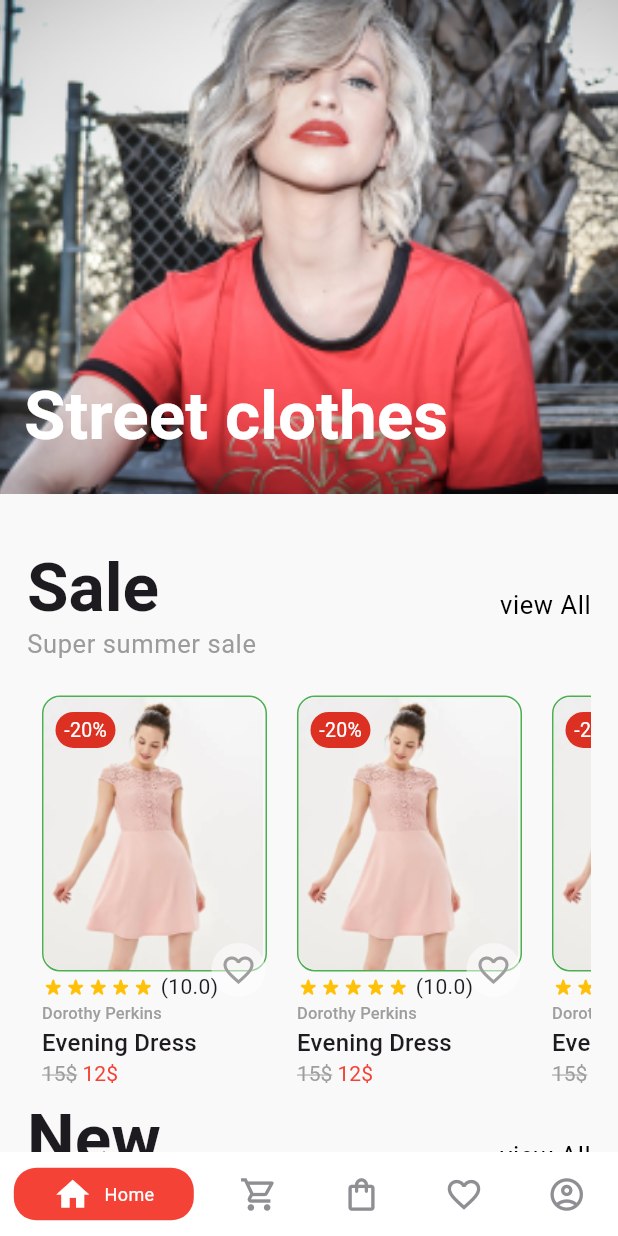
After one commit to OmarWheed/E-commerce-App., a Flutter app: the BottomNavBar screen opened by its route, on a phone screen of 412 x 824 dp. The commit adds this screen. Run offline on Flutter 3.47's test engine with Material 3 defaults, Android fonts, the phone set to English and light mode, and no system bars; drawn by our look-alikes of persistent_bottom_nav_bar_v2.

Commit message:
home tab is done

```diff
--- a/lib/main.dart
+++ b/lib/main.dart
@@ -32,6 +32,12 @@ class MyApp extends StatelessWidget {
               .copyWith(color: Colors.grey),
           focusedBorder: borderTextFormField(),
           enabledBorder: borderTextFormField(),
+          focusedErrorBorder: borderTextFormField().copyWith(
+            borderSide: const BorderSide(color: Colors.red),
+          ),
+          errorBorder: borderTextFormField().copyWith(
+            borderSide: const BorderSide(color: Colors.red),
+          ),
         ),
       ),
     );
--- a/lib/utils/routes.dart
+++ b/lib/utils/routes.dart
@@ -1,20 +1,31 @@
 import 'package:ecommerce_app/utils/routes_name.dart';
+import 'package:ecommerce_app/views/pages/button_nav_bar.dart';
 import 'package:ecommerce_app/views/pages/login_page.dart';
 import 'package:ecommerce_app/views/pages/register_page.dart';
-import 'package:flutter/cupertino.dart';
 import 'package:flutter/material.dart';
 
 Route onGenerateRoutes(RouteSettings settings) {
   switch (settings.name) {
     case RouteName.loginPage:
-      return CupertinoPageRoute(builder: (_) {
-        return const LoginPage();
-      });
+      return MaterialPageRoute(
+          builder: (_) {
+            return const LoginPage();
+          },
+          settings: settings);
 
     case RouteName.registerPage:
-      return CupertinoPageRoute(builder: (_) {
-        return const RegisterPage();
-      });
+      return MaterialPageRoute(
+          builder: (_) {
+            return const RegisterPage();
+          },
+          settings: settings);
+
+    case RouteName.bottomNavBar:
+      return MaterialPageRoute(
+          builder: (_) {
+            return const BottomNavBar();
+          },
+          settings: settings);
 
     default:
       return MaterialPageRoute(builder: (_) {
--- a/lib/utils/routes_name.dart
+++ b/lib/utils/routes_name.dart
@@ -2,4 +2,5 @@ class RouteName {
   static const String landingPage = '/landingPage';
   static const String loginPage = '/loginPage';
   static const String registerPage = '/registerPage';
+  static const String bottomNavBar = '/bottomNavBar';
 }
--- /dev/null
+++ b/lib/views/pages/button_nav_bar.dart
@@ -0,0 +1,159 @@
+import 'package:ecommerce_app/views/tabs/home_tab.dart';
+import 'package:flutter/material.dart';
+import 'package:persistent_bottom_nav_bar_v2/persistent_bottom_nav_bar_v2.dart';
+
+class BottomNavBar extends StatefulWidget {
+  const BottomNavBar({super.key});
+
+  @override
+  State<BottomNavBar> createState() => _BottomNavBarState();
+}
+
+class _BottomNavBarState extends State<BottomNavBar> {
+  final PersistentTabController _controller = PersistentTabController();
+  int currentIndex = 0;
+  @override
+  Widget build(BuildContext context) {
+    return Scaffold(
+      body: PersistentTabView(
+        controller: _controller,
+        tabs: [
+          PersistentTabConfig(
+            screen: const HomeScreen(),
+            item: ItemConfig(
+              icon: const Icon(Icons.home),
+              title: "Home",
+              activeForegroundColor: Colors.red,
+            ),
+          ),
+          PersistentTabConfig(
+            screen: const ShopScreen(),
+            item: ItemConfig(
+              icon: const Icon(Icons.shopping_cart_outlined),
+              title: "shop",
+              activeForegroundColor: Colors.red,
+            ),
+          ),
+          PersistentTabConfig(
+            screen: const BagScreen(),
+            item: ItemConfig(
+              icon: const Icon(
+                Icons.shopping_bag_outlined,
+              ),
+              title: "bag",
+              activeForegroundColor: Colors.red,
+            ),
+          ),
+          PersistentTabConfig(
+            screen: const FavoriteScreen(),
+            item: ItemConfig(
+              icon: const Icon(
+                Icons.favorite_border,
+              ),
+              title: "favorite",
+              activeForegroundColor: Colors.red,
+            ),
+          ),
+          PersistentTabConfig(
+            screen: const ProfileScreen(),
+            item: ItemConfig(
+              icon: const Icon(
+                Icons.account_circle_outlined,
+              ),
+              title: "profile",
+              activeForegroundColor: Colors.red,
+            ),
+          ),
+        ],
+        navBarBuilder: (navBarConfig) => Style8BottomNavBar(
+          navBarConfig: navBarConfig,
+        ),
+      ),
+    );
+  }
+}
+
+class StackOver extends StatelessWidget {
+  const StackOver({
+    super.key,
+  });
+
+  @override
+  Widget build(BuildContext context) {
+    return Stack(
+      children: [
+        SizedBox(
+          height: MediaQuery.of(context).size.height*0.4,
+          width:MediaQuery.of(context).size.width,
+          child: Image.asset(
+            "assets/images/home.png",
+            fit: BoxFit.cover,
+          ),
+        ),
+        Positioned(
+          bottom: 26,
+          left: 16,
+          child: Text(
+            "Street clothes",
+            style: Theme.of(context).textTheme.displayMedium!.copyWith(
+                  fontWeight: FontWeight.bold,
+                  color: Colors.white,
+                ),
+          ),
+        )
+      ],
+    );
+  }
+}
+
+class ShopScreen extends StatelessWidget {
+  const ShopScreen({super.key});
+
+  @override
+  Widget build(BuildContext context) {
+    return const Scaffold(
+      body: Center(
+        child: Text("ShopScreen"),
+      ),
+    );
+  }
+}
+
+class BagScreen extends StatelessWidget {
+  const BagScreen({super.key});
+
+  @override
+  Widget build(BuildContext context) {
+    return const Scaffold(
+      body: Center(
+        child: Text("BagScreen"),
+      ),
+    );
+  }
+}
+
+class FavoriteScreen extends StatelessWidget {
+  const FavoriteScreen({super.key});
+
+  @override
+  Widget build(BuildContext context) {
+    return const Scaffold(
+      body: Center(
+        child: Text("FavoriteScreen"),
+      ),
+    );
+  }
+}
+
+class ProfileScreen extends StatelessWidget {
+  const ProfileScreen({super.key});
+
+  @override
+  Widget build(BuildContext context) {
+    return const Scaffold(
+      body: Center(
+        child: Text("ProfileScreen"),
+      ),
+    );
+  }
+}
--- a/lib/views/pages/login_page.dart
+++ b/lib/views/pages/login_page.dart
@@ -14,6 +14,14 @@ class _LoginPageState extends State<LoginPage> {
   final GlobalKey<FormState> _formKey = GlobalKey<FormState>();
   final _emailController = TextEditingController();
   final _passwordController = TextEditingController();
+  final _emailFocusNode = FocusNode();
+
+  @override
+  void dispose() {
+    _emailController.dispose();
+    _passwordController.dispose();
+    super.dispose();
+  }
 
   @override
   Widget build(BuildContext context) {
@@ -21,7 +29,7 @@ class _LoginPageState extends State<LoginPage> {
     return Scaffold(
       body: SafeArea(
         child: Padding(
-          padding: const EdgeInsets.symmetric(horizontal: 32, vertical: 60),
+          padding: const EdgeInsets.only(right: 32, left: 32, top: 60),
           child: Form(
             key: _formKey,
             child: SingleChildScrollView(
@@ -37,6 +45,9 @@ class _LoginPageState extends State<LoginPage> {
                   ),
                   const SizedBox(height: 100),
                   TextFormField(
+                    focusNode: _emailFocusNode,
+                    onEditingComplete: () => FocusScope.of(context).nextFocus(),
+                    textInputAction: TextInputAction.next,
                     keyboardType: TextInputType.emailAddress,
                     controller: _emailController,
                     validator: (va) =>
@@ -79,7 +90,14 @@ class _LoginPageState extends State<LoginPage> {
                   const SizedBox(
                     height: 32,
                   ),
-                  MainButton(text: "LOGIN", onPressed: () {}),
+                  MainButton(
+                      text: "LOGIN",
+                      onPressed: () {
+                        if (_formKey.currentState!.validate()) {
+                          Navigator.of(context)
+                              .pushNamed(RouteName.bottomNavBar);
+                        }
+                      }),
                   SizedBox(
                     height: size.height * 0.02,
                   ),
--- a/lib/views/pages/register_page.dart
+++ b/lib/views/pages/register_page.dart
@@ -15,12 +15,22 @@ class _RegisterPageState extends State<RegisterPage> {
   final _emailController = TextEditingController();
   final _passwordController = TextEditingController();
   final _nameController = TextEditingController();
+  final _emailFocusNode = FocusNode();
+  final _nameFocusNode = FocusNode();
+  @override
+  void dispose() {
+    _emailController.dispose();
+    _passwordController.dispose();
+    _nameController.dispose();
+    super.dispose();
+  }
+
   @override
   Widget build(BuildContext context) {
     return Scaffold(
       body: SafeArea(
         child: Padding(
-          padding: const EdgeInsets.symmetric(horizontal: 32, vertical: 60),
+          padding: const EdgeInsets.only(right: 32, left: 32, top: 60),
           child: Form(
             key: _formKey,
             child: SingleChildScrollView(
@@ -36,6 +46,8 @@ class _RegisterPageState extends State<RegisterPage> {
                   ),
                   const SizedBox(height: 100),
                   TextFormField(
+                    focusNode: _nameFocusNode,
+                    onEditingComplete: () => FocusScope.of(context).nextFocus(),
                     keyboardType: TextInputType.name,
                     controller: _nameController,
                     validator: (va) =>
@@ -52,6 +64,8 @@ class _RegisterPageState extends State<RegisterPage> {
                     height: 24,
                   ),
                   TextFormField(
+                    focusNode: _emailFocusNode,
+                    onEditingComplete: () => FocusScope.of(context).nextFocus(),
                     keyboardType: TextInputType.emailAddress,
                     controller: _emailController,
                     validator: (va) =>
@@ -99,9 +113,17 @@ class _RegisterPageState extends State<RegisterPage> {
                   const SizedBox(
                     height: 32,
                   ),
-                  MainButton(text: "Sign up", onPressed: () {}),
+                  MainButton(
+                      text: "Sign up",
+                      onPressed: () {
+                        if (_formKey.currentState!.validate()) {
+                          Navigator.of(context).pushNamed(
+                            RouteName.bottomNavBar,
+                          );
+                        }
+                      }),
                   SizedBox(
-                    height: MediaQuery.of(context).size.height * 0.17,
+                    height: MediaQuery.of(context).size.height * 0.1,
                   ),
                   const Align(
                     alignment: Alignment.center,
--- /dev/null
+++ b/lib/views/tabs/home_tab.dart
@@ -0,0 +1,72 @@
+import 'package:ecommerce_app/views/pages/button_nav_bar.dart';
+import 'package:ecommerce_app/views/widget/card_item.dart';
+import 'package:ecommerce_app/views/widget/header_of_text.dart';
+import 'package:flutter/material.dart';
+
+class HomeScreen extends StatelessWidget {
+  const HomeScreen({super.key});
+
+  @override
+  Widget build(BuildContext context) {
+    return Scaffold(
+        body: SingleChildScrollView(
+      padding: const EdgeInsets.only(bottom: 100),
+      child: Column(
+        crossAxisAlignment: CrossAxisAlignment.start,
+        children: [
+          const StackOver(),
+          const SizedBox(
+            height: 37,
+          ),
+          Padding(
+            padding: const EdgeInsets.symmetric(horizontal: 18),
+            child: Column(
+              mainAxisSize: MainAxisSize.max,
+              crossAxisAlignment: CrossAxisAlignment.start,
+              children: [
+                const HeaderOfList(
+                  title: "Sale",
+                  description: "Super summer sale",
+                ),
+                const SizedBox(
+                  height: 22,
+                ),
+                SizedBox(
+                  height: 270,
+                  child: ListView.builder(
+                    scrollDirection: Axis.horizontal,
+                    itemCount: 8,
+                    shrinkWrap: true,
+                    itemBuilder: (context, index) => const Padding(
+                      padding: EdgeInsets.symmetric(horizontal: 10),
+                      child: CardItem(),
+                    ),
+                  ),
+                ),
+                const HeaderOfList(
+                  title: "New",
+                  description: "You’ve never seen it before!",
+                ),
+                const SizedBox(
+                  height: 22,
+                ),
+                SizedBox(
+                  height: 270,
+                  child: ListView.builder(
+                    scrollDirection: Axis.horizontal,
+                    itemCount: 8,
+                    shrinkWrap: true,
+                    itemBuilder: (context, index) => const Padding(
+                      padding: EdgeInsets.symmetric(horizontal: 10),
+                      child: CardItem(),
+                    ),
+                  ),
+                ),
+              ],
+            ),
+          ),
+        ],
+      ),
+    ));
+  }
+}
--- /dev/null
+++ b/lib/views/widget/card_item.dart
@@ -0,0 +1,104 @@
+import 'package:ecommerce_app/views/widget/Rating_bar.dart';
+import 'package:flutter/material.dart';
+
+class CardItem extends StatelessWidget {
+  const CardItem({
+    super.key,
+  });
+
+  @override
+  Widget build(BuildContext context) {
+    return SizedBox(
+      height: 260,
+      width: 150,
+      child: Column(
+        crossAxisAlignment: CrossAxisAlignment.start,
+        children: [
+          Container(
+            width: double.infinity,
+            height: 184,
+            decoration: BoxDecoration(
+              borderRadius: BorderRadius.circular(12),
+              border: Border.all(
+                color: Colors.green,
+                width: 1,
+              ),
+            ),
+            child: Stack(
+              clipBehavior: Clip.none,
+              children: [
+                ClipRRect(
+                  borderRadius: BorderRadius.circular(12),
+                  child: Image.asset(
+                    "assets/images/girl_img.png",
+                    fit: BoxFit.cover,
+                  ),
+                ),
+                Positioned(
+                  top: 10,
+                  left: 8,
+                  child: Container(
+                    alignment: Alignment.center,
+                    decoration: BoxDecoration(
+                      borderRadius: BorderRadius.circular(12),
+                      color: const Color(0xffDB3022),
+                    ),
+                    height: 24,
+                    width: 40,
+                    child: const Text(
+                      "-20%",
+                      style: TextStyle(color: Colors.white, fontSize: 13),
+                    ),
+                  ),
+                ),
+                Positioned(
+                  right: 0,
+                  bottom: -18,
+                  child: CircleAvatar(
+                    backgroundColor: Colors.white.withOpacity(0.5),
+                    radius: 18,
+                    child: const Icon(
+                      Icons.favorite_border,
+                      color: Colors.grey,
+                    ),
+                  ),
+                )
+              ],
+            ),
+          ),
+          const RatingBar(
+            rating: 10,
+          ),
+          Text(
+            "Dorothy Perkins",
+            style: Theme.of(context)
+                .textTheme
+                .titleSmall!
+                .copyWith(color: Colors.grey, fontSize: 11),
+          ),
+          Text(
+            "Evening Dress",
+            style: Theme.of(context).textTheme.titleMedium,
+          ),
+          RichText(
+            text: const TextSpan(children: [
+              TextSpan(
+                text: r"15$",
+                style: TextStyle(
+                  color: Colors.grey,
+                  decoration: TextDecoration.lineThrough,
+                ),
+              ),
+              TextSpan(
+                text: r" 12$",
+                style: TextStyle(
+                  color: Colors.red,
+                ),
+              ),
+            ]),
+          ),
+        ],
+      ),
+    );
+  }
+}
--- /dev/null
+++ b/lib/views/widget/header_of_text.dart
@@ -0,0 +1,47 @@
+import 'package:flutter/material.dart';
+
+class HeaderOfList extends StatelessWidget {
+  final String title;
+  final String description;
+  const HeaderOfList({
+    super.key,
+    required this.title,
+    required this.description,
+  });
+
+  @override
+  Widget build(BuildContext context) {
+    return Row(
+      mainAxisAlignment: MainAxisAlignment.spaceBetween,
+      children: [
+        Column(
+          crossAxisAlignment: CrossAxisAlignment.start,
+          children: [
+            Text(
+              title,
+              style: Theme.of(context).textTheme.displayMedium!.copyWith(
+                    fontWeight: FontWeight.bold,
+                  ),
+            ),
+            Text(
+              description,
+              style: Theme.of(context).textTheme.bodySmall!.copyWith(
+                    fontSize: 17,
+                    color: const Color(0xff9B9B9B),
+                  ),
+            ),
+          ],
+        ),
+        InkWell(
+          child: Text(
+            "view All",
+            style: Theme.of(context).textTheme.bodySmall!.copyWith(
+                  fontSize: 17,
+                  color: Colors.black,
+                ),
+          ),
+        ),
+      ],
+    );
+  }
+}
--- /dev/null
+++ b/lib/views/widget/rating_bar.dart
@@ -0,0 +1,33 @@
+
+import 'package:flutter/material.dart';
+
+class RatingBar extends StatelessWidget {
+  final double rating;
+
+  const RatingBar({
+    super.key,
+    required this.rating,
+  });
+
+  @override
+  Widget build(BuildContext context) {
+    return Row(
+      children: [
+        Row(
+          children: List.generate(
+            5,
+            (index) => Icon(
+              Icons.star_rate_rounded,
+              size: 15,
+              color: index < rating ? Colors.amber : Colors.grey,
+            ),
+          ),
+        ),
+        const SizedBox(
+          width: 4,
+        ),
+        Text('($rating)'),
+      ],
+    );
+  }
+}
```
Also changed, not shown: pubspec.yaml (+5 -10 lines), assets/images/girl_img.png (added), assets/images/home.png (added), pubspec.lock.
